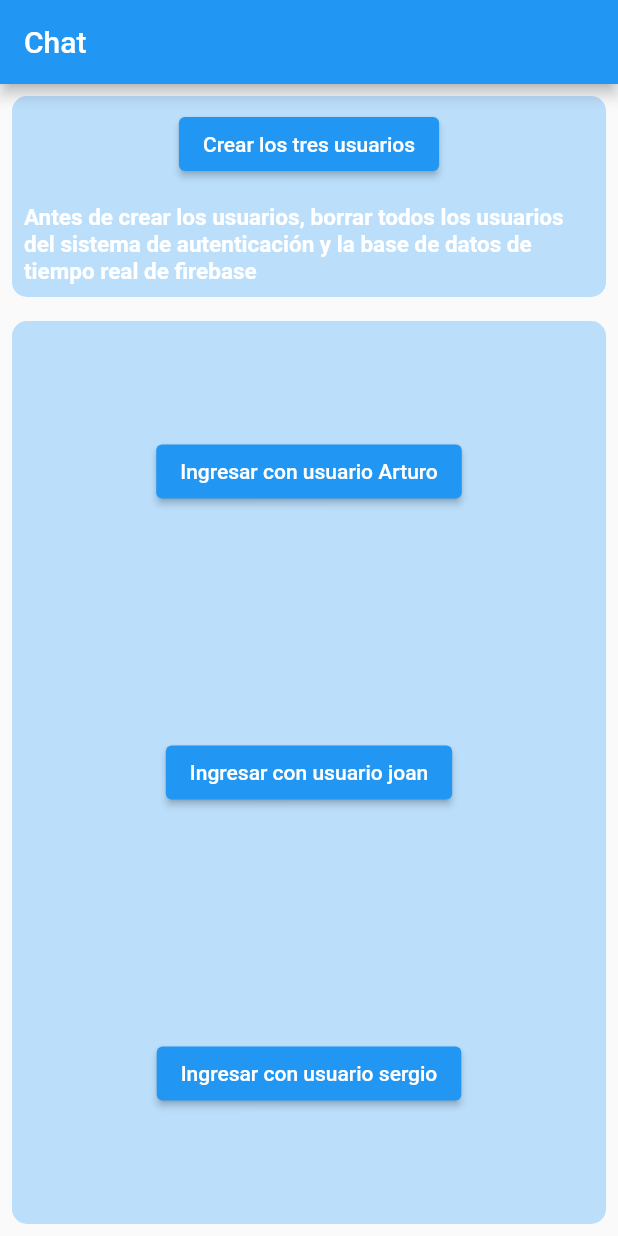
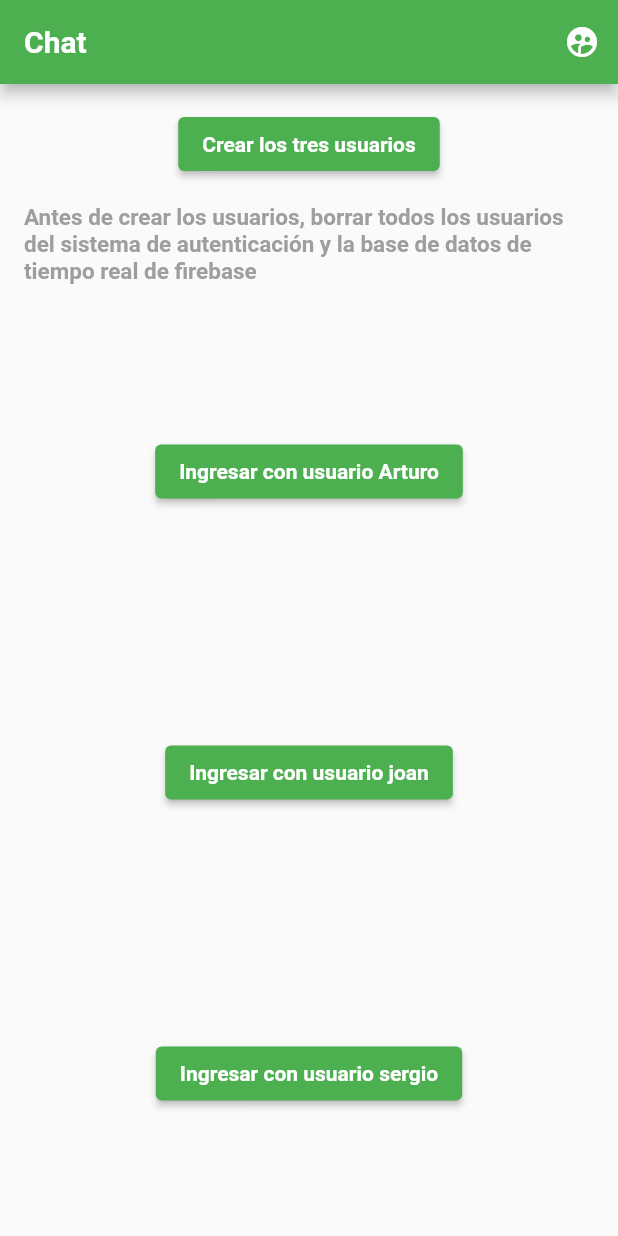
Before and after one commit to EulerArturo/reto3_NRC2287, a Flutter app: the screen it shows after launch, on a phone screen of 412 x 824 dp. Run offline on Flutter 3.47's test engine with Material 2 defaults, Android fonts, the phone set to English and light mode, and no system bars; our stand-ins replace firebase_auth, firebase_core, firebase_database, get, loggy; accounts and stored records are empty.

Commit message:
cambios en diseno de login

```diff
--- a/lib/ui/my_app.dart
+++ b/lib/ui/my_app.dart
@@ -18,7 +18,8 @@ class MyApp extends StatelessWidget {
         debugShowCheckedModeBanner: false,
         title: 'Firebase demo',
         theme: ThemeData(
-          primarySwatch: Colors.blue,
+          primarySwatch: Colors.green,
+
         ),
         home: const FirebaseCentral());
   }
--- a/lib/ui/pages/authentication_page.dart
+++ b/lib/ui/pages/authentication_page.dart
@@ -25,8 +25,20 @@ class AuthenticationPage extends StatelessWidget {
   @override
   Widget build(BuildContext context) {
     return Scaffold(
-      appBar: AppBar(title: const Text("Chat")),
+
+      appBar: AppBar(
+        title: const Text("Chat",
+          style: TextStyle(
+            color: Colors.white,
+            fontWeight: FontWeight.w600 ),),
+// colocar icono en el appbar
+         actions: <Widget>[
+          IconButton(
+            icon: const Icon(Icons.supervised_user_circle_rounded),
+            onPressed: () {},
+          )]),
       body: SafeArea(
+
         child: Center(
           child: Column(
               mainAxisAlignment: MainAxisAlignment.spaceAround,
@@ -34,16 +46,19 @@ class AuthenticationPage extends StatelessWidget {
                 Padding(
                   padding: const EdgeInsets.all(8.0),
                   child: Container(
+
                     decoration: BoxDecoration(
-                        color: Colors.blue.shade100,
+                        color: Colors.grey.shade50,
+
                         borderRadius:
                             const BorderRadius.all(Radius.circular(10))),
                     child: Column(children: [
                       Padding(
                         padding: const EdgeInsets.all(8.0),
                         child: ElevatedButton(
+
                           onPressed: signIn,
-                          child: const Text("Crear los tres usuarios"),
+                          child: const Text("Crear los tres usuarios", style: TextStyle(color: Colors.white, fontWeight: FontWeight.w600 )),
                         ),
                       ),
                       const Padding(
@@ -51,7 +66,7 @@ class AuthenticationPage extends StatelessWidget {
                         child: Text(
                           'Antes de crear los usuarios, borrar todos los usuarios del sistema de autenticación y la base de datos de tiempo real de firebase',
                           style: TextStyle(
-                              color: Colors.white,
+                              color: Colors.grey,
                               fontWeight: FontWeight.bold,
                               fontSize: 15),
                         ),
@@ -65,7 +80,7 @@ class AuthenticationPage extends StatelessWidget {
                     child: Container(
                       width: double.infinity,
                       decoration: BoxDecoration(
-                          color: Colors.blue.shade100,
+                          color: Colors.grey.shade50,
                           borderRadius:
                               const BorderRadius.all(Radius.circular(10))),
                       child: Column(
@@ -73,13 +88,22 @@ class AuthenticationPage extends StatelessWidget {
                           children: [
                             ElevatedButton(
                                 onPressed: () => login('arturo@gmail.com'),
-                                child: const Text("Ingresar con usuario Arturo")),
+                                child: const Text("Ingresar con usuario Arturo",
+                                    style: TextStyle(
+                                        color: Colors.white,
+                                        fontWeight: FontWeight.w600))),
                             ElevatedButton(
                                 onPressed: () => login('joan@gmail.com'),
-                                child: const Text("Ingresar con usuario joan")),
+                                child: const Text("Ingresar con usuario joan",
+                                    style: TextStyle(
+                                        color: Colors.white,
+                                        fontWeight: FontWeight.w600))),
                             ElevatedButton(
                                 onPressed: () => login('sergio@gmail.com'),
-                                child: const Text("Ingresar con usuario sergio")),
+                                child: const Text("Ingresar con usuario sergio",
+                                    style: TextStyle(
+                                        color: Colors.white,
+                                        fontWeight: FontWeight.w600))),
                           ]),
                     ),
                   ),
```
